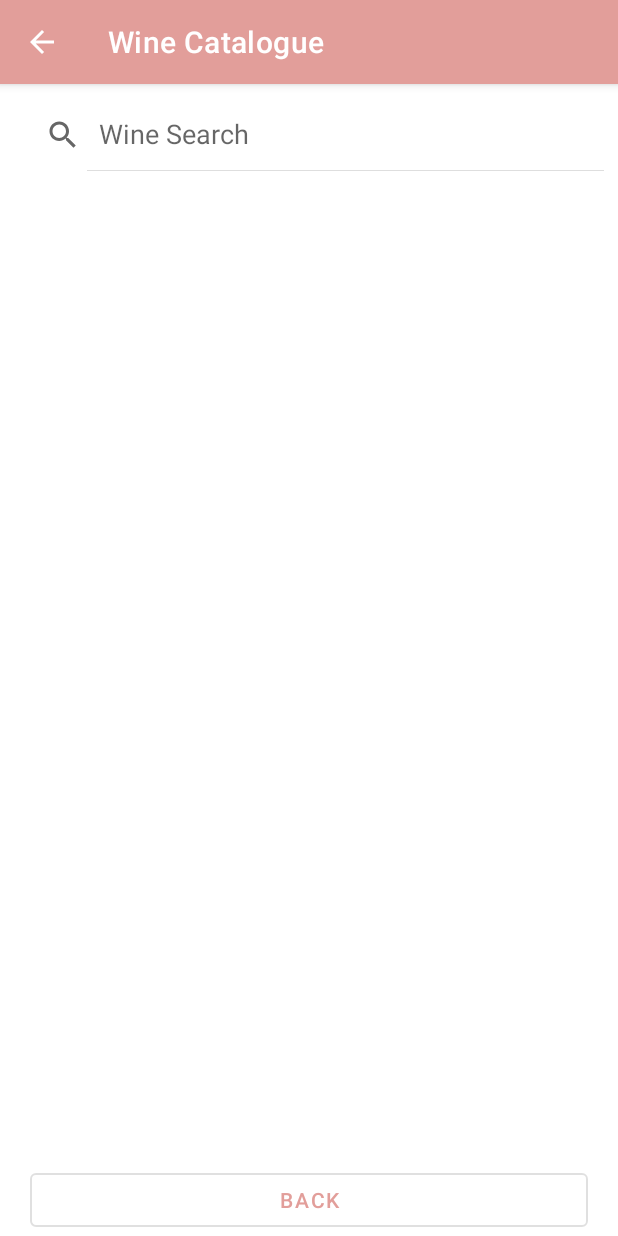
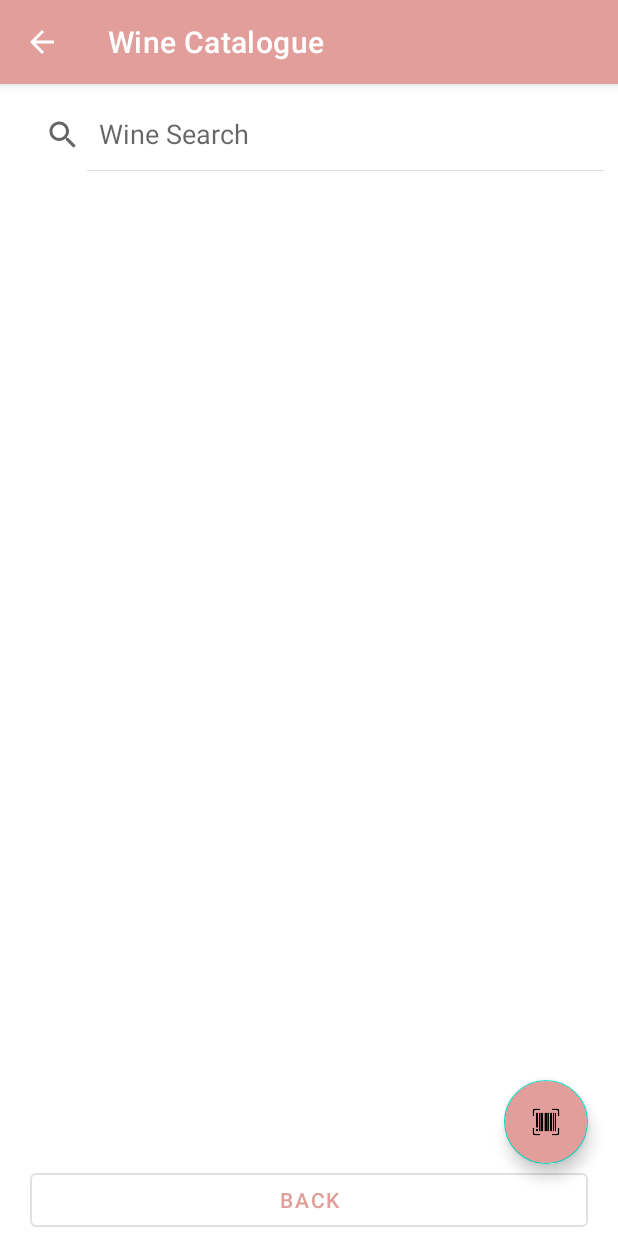
Before and after one commit to uj-student/wine-me-app, an Android app: the WineCatalogueActivity screen opened directly, with no data from a screen before it, on a phone screen of 412 x 824 dp. Run offline under Robolectric (Android 15) with nearby library versions, the phone set to English and light mode, and no system bars; our stand-ins replace Room's generated code.

Commit message:
Add floating button to catalogue

```diff
--- a/app/src/main/java/com/student/wine_me_up/MainActivity.kt
+++ b/app/src/main/java/com/student/wine_me_up/MainActivity.kt
@@ -8,7 +8,6 @@ import androidx.appcompat.app.AppCompatActivity
 import com.google.android.material.navigation.NavigationView
 import com.student.wine_me_up.network.ApiController
 import com.student.wine_me_up.wine_recommendation.RecommendationsActivity
-import com.student.wine_me_up.wine_repo.WineDatabase
 import kotlinx.android.synthetic.main.activity_main.*
 
 class MainActivity : AppCompatActivity(), NavigationView.OnNavigationItemSelectedListener {
--- a/app/src/main/java/com/student/wine_me_up/WineCatalogueActivity.kt
+++ b/app/src/main/java/com/student/wine_me_up/WineCatalogueActivity.kt
@@ -2,6 +2,7 @@ package com.student.wine_me_up
 
 import android.os.Bundle
 import android.widget.ListView
+import android.widget.Toast
 import androidx.appcompat.app.AppCompatActivity
 import com.student.wine_me_up.utilities.BaseMethods
 import com.student.wine_me_up.utilities.WineDisplayAdapter
@@ -44,5 +45,9 @@ class WineCatalogueActivity : AppCompatActivity() {
         backButton.setOnClickListener {
             finish()
         }
+
+        barcodeFloatingButton.setOnClickListener {
+            Toast.makeText(this, getString(R.string.barcode_scanner_coming_soon), Toast.LENGTH_LONG).show()
+        }
     }
 }
--- a/app/src/main/res/layout/activity_wine_catalogue.xml
+++ b/app/src/main/res/layout/activity_wine_catalogue.xml
@@ -40,5 +40,15 @@
         app:layout_constraintBottom_toBottomOf="parent"
         app:layout_constraintTop_toBottomOf="@id/wineListView"/>
 
+    <com.google.android.material.floatingactionbutton.FloatingActionButton
+        android:id="@+id/barcodeFloatingButton"
+        android:layout_width="wrap_content"
+        android:layout_height="wrap_content"
+        app:layout_constraintRight_toRightOf="parent"
+        app:layout_constraintBottom_toBottomOf="parent"
+        app:layout_constraintBottom_toTopOf="@id/backButton"
+        android:layout_marginEnd="20dp"
+        android:backgroundTint="@color/colorPrimary"
+        android:src="@drawable/ic_barcode_scanner"/>
 
 </androidx.constraintlayout.widget.ConstraintLayout>
```
